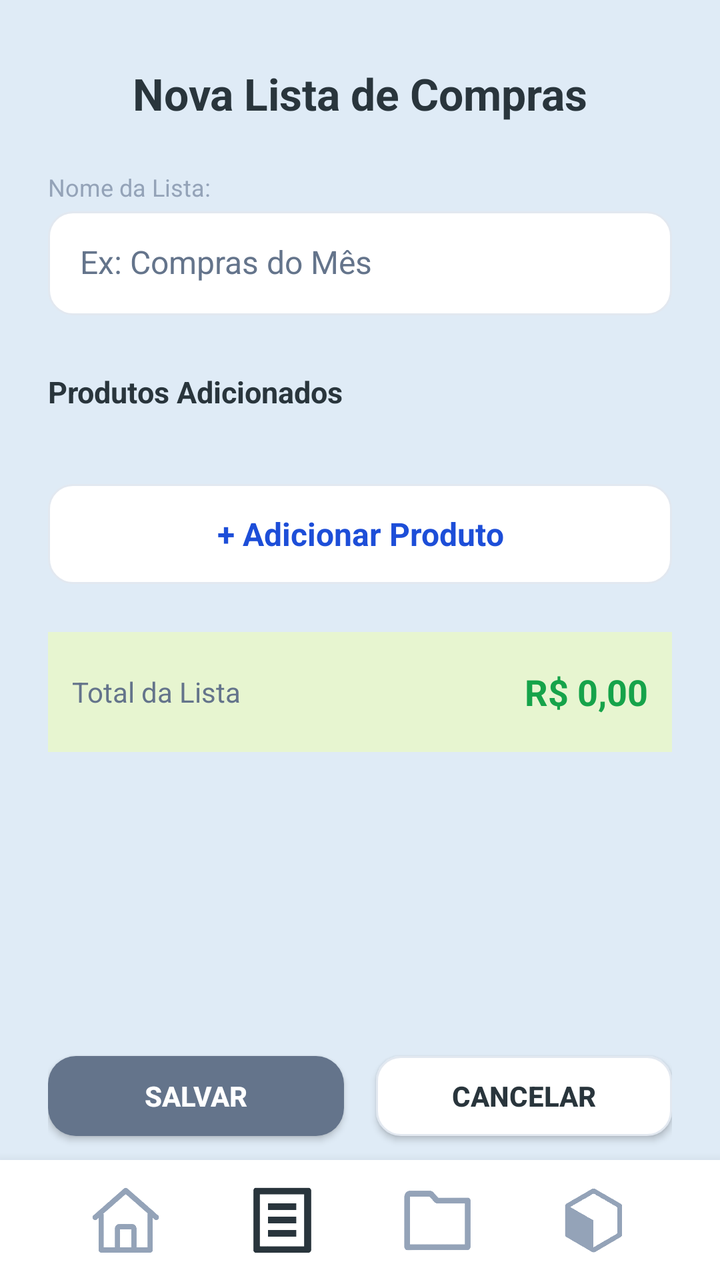
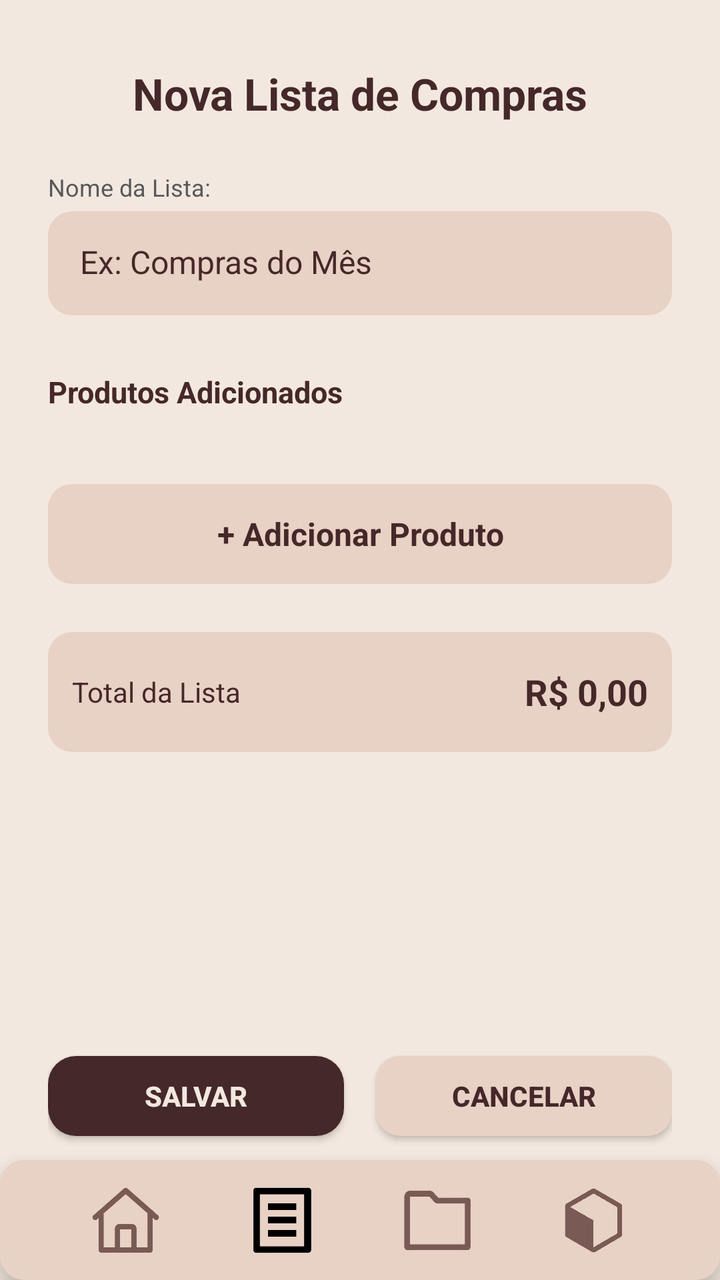

Before-and-after screenshots of an Android layout around one commit, followed by the original layout XML and the change that was made.
<!-- AndroidManifest.xml: application theme Theme.ListaCompras -->
<!-- res/layout/activity_lista_criar.xml -->
<?xml version="1.0" encoding="utf-8"?>
<RelativeLayout xmlns:android="http://schemas.android.com/apk/res/android"
    xmlns:app="http://schemas.android.com/apk/res-auto"
    android:id="@+id/main"
    android:layout_width="match_parent"
    android:layout_height="match_parent"
    android:background="#DFEBF6">

    
    <TextView
        android:id="@+id/txtTituloNovaLista"
        android:layout_width="wrap_content"
        android:layout_height="wrap_content"
        android:text="Nova Lista de Compras"
        android:textSize="22sp"
        android:textStyle="bold"
        android:textColor="#29353C"
        android:layout_marginTop="32dp"
        android:layout_centerHorizontal="true" />

    
    <ScrollView
        android:id="@+id/scrollContainer"
        android:layout_width="match_parent"
        android:layout_height="match_parent"
        android:layout_below="@id/txtTituloNovaLista"
        android:layout_above="@id/containerBotoes"
        android:paddingHorizontal="24dp">

        <LinearLayout
            android:layout_width="match_parent"
            android:layout_height="wrap_content"
            android:orientation="vertical"
            android:paddingTop="24dp">

            
            <TextView
                android:layout_width="wrap_content"
                android:layout_height="wrap_content"
                android:text="Nome da Lista:"
                android:textColor="#94A3B8"
                android:textSize="12sp"
                android:layout_marginBottom="4dp"/>

            <EditText
                android:id="@+id/edtNomeLista"
                android:layout_width="match_parent"
                android:layout_height="52dp"
                android:hint="Ex: Compras do Mês"
                android:background="@drawable/card_secundario"
                android:padding="16dp"
                android:textColor="#29353C"
                android:textColorHint="#64748B"
                android:textSize="16sp" />

            
            <TextView
                android:id="@+id/txtProdutosAdicionados"
                android:layout_width="wrap_content"
                android:layout_height="wrap_content"
                android:text="Produtos Adicionados"
                android:textStyle="bold"
                android:textColor="#29353C"
                android:textSize="15sp"
                android:layout_marginTop="28dp"
                android:layout_marginBottom="12dp" />

            
            <androidx.recyclerview.widget.RecyclerView
                android:id="@+id/recyclerProdutosLista"
                android:layout_width="match_parent"
                android:layout_height="wrap_content"
                android:nestedScrollingEnabled="false"
                android:paddingBottom="12dp" />

            
            <TextView
                android:id="@+id/btnAddProduto"
                android:layout_width="match_parent"
                android:layout_height="50dp"
                android:gravity="center"
                android:text="+ Adicionar Produto"
                android:textStyle="bold"
                android:textColor="#1D4ED8"
                android:background="@drawable/card_secundario"
                android:layout_marginTop="12dp"
                android:textSize="16sp" />

            
            <LinearLayout
                android:layout_width="match_parent"
                android:layout_height="60dp"
                android:gravity="center_vertical"
                android:paddingHorizontal="12dp"
                android:background="#E7F5D0"
                android:layout_marginTop="24dp"
                android:layout_marginBottom="100dp">

                <TextView
                    android:id="@+id/txtTotalTitulo"
                    android:layout_width="wrap_content"
                    android:layout_height="wrap_content"
                    android:text="Total da Lista"
                    android:textColor="#64748B"
                    android:textSize="14sp"
                    android:layout_weight="1" />

                <TextView
                    android:id="@+id/txtTotalLista"
                    android:layout_width="wrap_content"
                    android:layout_height="wrap_content"
                    android:text="R$ 0,00"
                    android:textColor="#16A34A"
                    android:textStyle="bold"
                    android:textSize="18sp" />
            </LinearLayout>

        </LinearLayout>
    </ScrollView>

    
    <LinearLayout
        android:id="@+id/containerBotoes"
        android:layout_width="match_parent"
        android:layout_height="64dp"
        android:orientation="horizontal"
        android:gravity="center"
        android:paddingHorizontal="24dp"
        android:layout_above="@id/footer">

        
        <androidx.appcompat.widget.AppCompatButton
            android:id="@+id/btnSalvarLista"
            android:layout_width="0dp"
            android:layout_height="40dp"
            android:layout_weight="1"
            android:text="Salvar"
            android:textStyle="bold"
            android:textColor="#FFFFFF"
            android:background="@drawable/card_principal" />

        <Space
            android:layout_width="16dp"
            android:layout_height="0dp" />

        
        <androidx.appcompat.widget.AppCompatButton
            android:id="@+id/btnCancelarLista"
            android:layout_width="0dp"
            android:layout_height="40dp"
            android:layout_weight="1"
            android:text="Cancelar"
            android:textStyle="bold"
            android:textColor="#29353C"
            android:background="@drawable/card_secundario" />

    </LinearLayout>

    
    <LinearLayout
        android:id="@+id/footer"
        android:layout_width="match_parent"
        android:layout_height="60dp"
        android:layout_alignParentBottom="true"
        android:background="#FFFFFF"
        android:elevation="10dp"
        android:gravity="center"
        android:orientation="horizontal"
        android:paddingHorizontal="24dp">

        <ImageView
            android:id="@+id/iconHome"
            android:layout_width="36dp"
            android:layout_height="36dp"
            android:layout_weight="1"
            android:src="@drawable/ic_home"
            app:tint="#94A3B8"/>

        <ImageView
            android:id="@+id/iconListas"
            android:layout_width="36dp"
            android:layout_height="36dp"
            android:layout_weight="1"
            android:src="@drawable/ic_lista"
            app:tint="#29353C"/>

        <ImageView
            android:id="@+id/iconCategorias"
            android:layout_width="36dp"
            android:layout_height="36dp"
            android:layout_weight="1"
            android:src="@drawable/ic_pasta"
            app:tint="#94A3B8"/>

        <ImageView
            android:id="@+id/iconProdutos"
            android:layout_width="36dp"
            android:layout_height="36dp"
            android:layout_weight="1"
            android:src="@drawable/ic_caixa"
            app:tint="#94A3B8"/>
    </LinearLayout>

</RelativeLayout>
<!-- resources referenced by this layout -->
<resources>
  <!-- drawable card_principal (drawable) -->
  <shape xmlns:android="http://schemas.android.com/apk/res/android">
      <solid android:color="#64748B"/>
      <corners android:radius="14dp"/>
  </shape>
  <!-- drawable card_secundario (drawable) -->
  <shape xmlns:android="http://schemas.android.com/apk/res/android">
      <solid android:color="#FFFFFF"/>
      <corners android:radius="12dp"/>
      <stroke android:width="1dp" android:color="#E2E8F0"/>
  </shape>
  <!-- drawable ic_caixa: png bitmap (drawable, 30803 bytes) -->
  <!-- drawable ic_home: png bitmap (drawable, 26750 bytes) -->
  <!-- drawable ic_lista: png bitmap (drawable, 12721 bytes) -->
  <!-- drawable ic_pasta: png bitmap (drawable, 12054 bytes) -->
  <style name="Theme.ListaCompras" parent="Base.Theme.ListaCompras" />
  <style name="Base.Theme.ListaCompras" parent="Theme.Material3.DayNight.NoActionBar">
          
          
      </style>
</resources>

<!-- the commit's change to res/layout/activity_lista_criar.xml (unified diff, before → after) -->
@@ -4,7 +4,7 @@
     android:id="@+id/main"
     android:layout_width="match_parent"
     android:layout_height="match_parent"
-    android:background="#DFEBF6">
+    android:background="#F3E8DF">
 
     
     <TextView
@@ -14,7 +14,7 @@
         android:text="Nova Lista de Compras"
         android:textSize="22sp"
         android:textStyle="bold"
-        android:textColor="#29353C"
+        android:textColor="#452829"
         android:layout_marginTop="32dp"
         android:layout_centerHorizontal="true" />
 
@@ -38,7 +38,7 @@
                 android:layout_width="wrap_content"
                 android:layout_height="wrap_content"
                 android:text="Nome da Lista:"
-                android:textColor="#94A3B8"
+                android:textColor="#57595B"
                 android:textSize="12sp"
                 android:layout_marginBottom="4dp"/>
 
@@ -49,8 +49,8 @@
                 android:hint="Ex: Compras do Mês"
                 android:background="@drawable/card_secundario"
                 android:padding="16dp"
-                android:textColor="#29353C"
-                android:textColorHint="#64748B"
+                android:textColor="#452829"
+                android:textColorHint="#452829"
                 android:textSize="16sp" />
 
             
@@ -60,7 +60,7 @@
                 android:layout_height="wrap_content"
                 android:text="Produtos Adicionados"
                 android:textStyle="bold"
-                android:textColor="#29353C"
+                android:textColor="#452829"
                 android:textSize="15sp"
                 android:layout_marginTop="28dp"
                 android:layout_marginBottom="12dp" />
@@ -81,7 +81,7 @@
                 android:gravity="center"
                 android:text="+ Adicionar Produto"
                 android:textStyle="bold"
-                android:textColor="#1D4ED8"
+                android:textColor="#452829"
                 android:background="@drawable/card_secundario"
                 android:layout_marginTop="12dp"
                 android:textSize="16sp" />
@@ -92,7 +92,7 @@
                 android:layout_height="60dp"
                 android:gravity="center_vertical"
                 android:paddingHorizontal="12dp"
-                android:background="#E7F5D0"
+                android:background="@drawable/card_secundario"
                 android:layout_marginTop="24dp"
                 android:layout_marginBottom="100dp">
 
@@ -101,7 +101,7 @@
                     android:layout_width="wrap_content"
                     android:layout_height="wrap_content"
                     android:text="Total da Lista"
-                    android:textColor="#64748B"
+                    android:textColor="#452829"
                     android:textSize="14sp"
                     android:layout_weight="1" />
 
@@ -110,7 +110,7 @@
                     android:layout_width="wrap_content"
                     android:layout_height="wrap_content"
                     android:text="R$ 0,00"
-                    android:textColor="#16A34A"
+                    android:textColor="#452829"
                     android:textStyle="bold"
                     android:textSize="18sp" />
             </LinearLayout>
@@ -136,7 +136,7 @@
             android:layout_weight="1"
             android:text="Salvar"
             android:textStyle="bold"
-            android:textColor="#FFFFFF"
+            android:textColor="#F3E8DF"
             android:background="@drawable/card_principal" />
 
         <Space
@@ -151,7 +151,7 @@
             android:layout_weight="1"
             android:text="Cancelar"
             android:textStyle="bold"
-            android:textColor="#29353C"
+            android:textColor="#452829"
             android:background="@drawable/card_secundario" />
 
     </LinearLayout>
@@ -162,7 +162,7 @@
         android:layout_width="match_parent"
         android:layout_height="60dp"
         android:layout_alignParentBottom="true"
-        android:background="#FFFFFF"
+        android:background="@drawable/card_secundario"
         android:elevation="10dp"
         android:gravity="center"
         android:orientation="horizontal"
@@ -174,7 +174,7 @@
             android:layout_height="36dp"
             android:layout_weight="1"
             android:src="@drawable/ic_home"
-            app:tint="#94A3B8"/>
+            app:tint="#7A5A54"/>
 
         <ImageView
             android:id="@+id/iconListas"
@@ -182,7 +182,7 @@
             android:layout_height="36dp"
             android:layout_weight="1"
             android:src="@drawable/ic_lista"
-            app:tint="#29353C"/>
+            app:tint="#000000"/>
 
         <ImageView
             android:id="@+id/iconCategorias"
@@ -190,7 +190,7 @@
             android:layout_height="36dp"
             android:layout_weight="1"
             android:src="@drawable/ic_pasta"
-            app:tint="#94A3B8"/>
+            app:tint="#7A5A54"/>
 
         <ImageView
             android:id="@+id/iconProdutos"
@@ -198,7 +198,7 @@
             android:layout_height="36dp"
             android:layout_weight="1"
             android:src="@drawable/ic_caixa"
-            app:tint="#94A3B8"/>
+            app:tint="#7A5A54"/>
     </LinearLayout>
 
 </RelativeLayout>
<!-- resource entries referenced after the edit -->
@@ -2,14 +2,13 @@
 <resources>
   <!-- drawable card_principal (drawable) -->
   <shape xmlns:android="http://schemas.android.com/apk/res/android">
-      <solid android:color="#64748B"/>
+      <solid android:color="#452829"/>
       <corners android:radius="14dp"/>
   </shape>
   <!-- drawable card_secundario (drawable) -->
   <shape xmlns:android="http://schemas.android.com/apk/res/android">
-      <solid android:color="#FFFFFF"/>
-      <corners android:radius="12dp"/>
-      <stroke android:width="1dp" android:color="#E2E8F0"/>
+      <solid android:color="#E8D1C5"/>
+      <corners android:radius="12dp"/>/>
   </shape>
   <!-- drawable ic_caixa: png bitmap (drawable, 30803 bytes) -->
   <!-- drawable ic_home: png bitmap (drawable, 26750 bytes) -->
